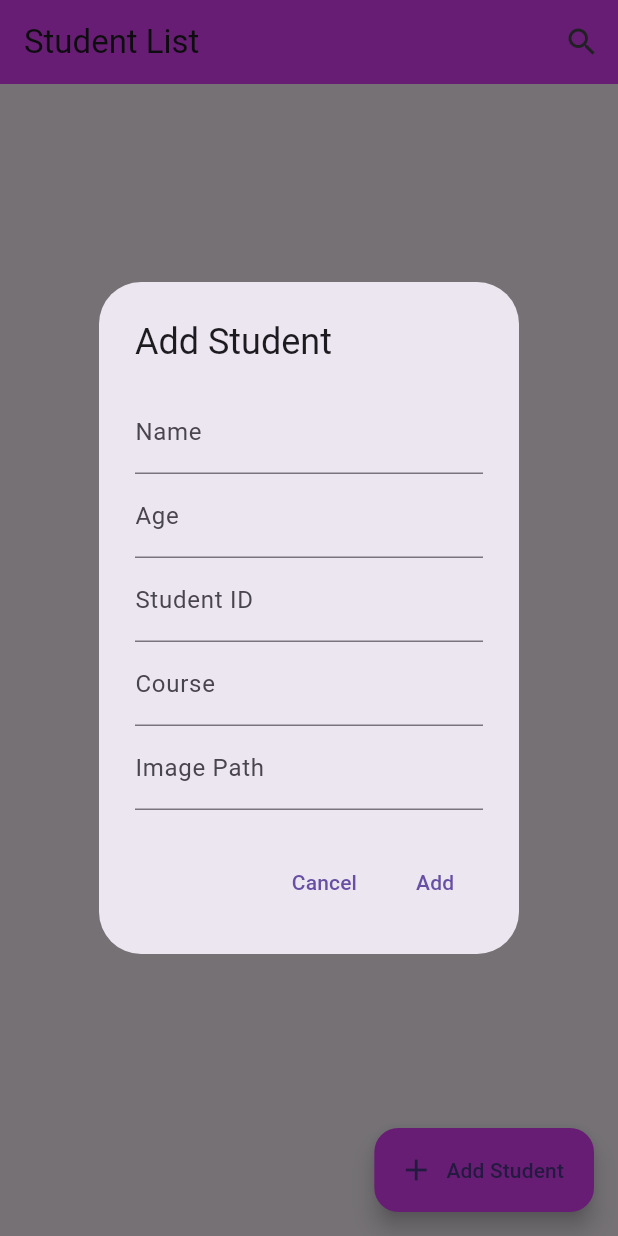
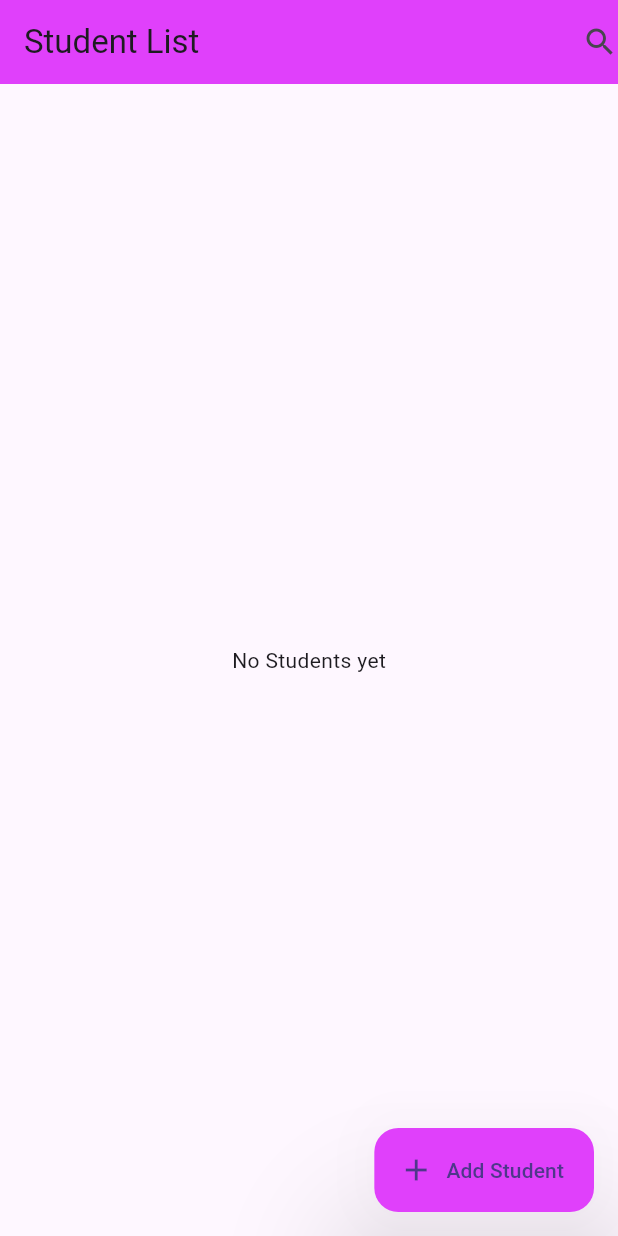
Before and after one commit to Navendu-cyber/student-management-getx, a Flutter app: the screen it shows after launch, after a tap on "Add Student", on a phone screen of 412 x 824 dp. Run offline on Flutter 3.47's test engine with Material 3 defaults, Android fonts, the phone set to English and light mode, and no system bars; our stand-ins replace get, hive, hive_flutter, image_picker, permission_handler; accounts and stored records are empty.

Commit message:
before actions_dialog

```diff
--- a/lib/screens/homescreen.dart
+++ b/lib/screens/homescreen.dart
@@ -1,109 +1,37 @@
 import 'package:flutter/material.dart';
 import 'package:get/get.dart';
+import 'package:get/get_state_manager/get_state_manager.dart';
 import 'package:test/controllers/student_controller.dart';
 import 'package:test/modules/custom_widgets/list_card.dart';
 
 class Homescreen extends StatelessWidget {
-  const Homescreen({super.key});
+  final StudentController studentController = Get.find<StudentController>();
+  Homescreen({super.key});
 
   @override
   Widget build(BuildContext context) {
-    final StudentController studentController =
-        Get.find<StudentController>(); // Use injected controller
-
     return Scaffold(
       appBar: AppBar(
-        title: const Text('Student List'),
-        actions: [
-          IconButton(
-            icon: const Icon(Icons.search),
-            onPressed: () => Get.snackbar('Info', 'Search not implemented yet'),
-          ),
-        ],
+        title: Text('Student List '),
+        actions: [Icon(Icons.search)],
         backgroundColor: Colors.purpleAccent,
       ),
-      body: Obx(
-        () => studentController.students.isEmpty
-            ? const Center(child: Text('No students found'))
+
+      body: Obx(() {
+        return studentController.students.isEmpty
+            ? Center(child: Text('No Students yet'))
             : ListView.builder(
                 itemCount: studentController.students.length,
                 itemBuilder: (context, index) {
-                  return ListCard(
-                    studentDetail: studentController.students[index],
-                  );
+                 return ListCard(studentDetail: studentController.students[index]);
                 },
-              ),
-      ),
+              );
+      }),
       floatingActionButton: FloatingActionButton.extended(
-        onPressed: () => showAddStudentDialog(context, studentController),
-        label: const Text('Add Student'),
-        icon: const Icon(Icons.add),
-      ),
-    );
-  }
-
-  void showAddStudentDialog(
-    BuildContext context,
-    StudentController controller,
-  ) {
-    final nameController = TextEditingController();
-    final ageController = TextEditingController();
-    final idController = TextEditingController();
-    final courseController = TextEditingController();
-    final imagePathController = TextEditingController();
-
-    Get.dialog(
-      AlertDialog(
-        title: const Text('Add Student'),
-        content: Column(
-          mainAxisSize: MainAxisSize.min,
-          children: [
-            TextField(
-              controller: nameController,
-              decoration: const InputDecoration(labelText: 'Name'),
-            ),
-            TextField(
-              controller: ageController,
-              decoration: const InputDecoration(labelText: 'Age'),
-              keyboardType: TextInputType.number,
-            ),
-            TextField(
-              controller: idController,
-              decoration: const InputDecoration(labelText: 'Student ID'),
-              keyboardType: TextInputType.number,
-            ),
-            TextField(
-              controller: courseController,
-              decoration: const InputDecoration(labelText: 'Course'),
-            ),
-            TextField(
-              controller: imagePathController,
-              decoration: const InputDecoration(labelText: 'Image Path'),
-            ),
-          ],
-        ),
-        actions: [
-          TextButton(onPressed: () => Get.back(), child: const Text('Cancel')),
-          TextButton(
-            onPressed: () {
-              try {
-                final age = int.parse(ageController.text);
-                final id = int.parse(idController.text);
-                controller.addStudent(
-                  nameController.text,
-                  age,
-                  id,
-                  courseController.text,
-                  imagePathController.text,
-                );
-                Get.back();
-              } catch (e) {
-                Get.snackbar('Error', 'Invalid input: $e');
-              }
-            },
-            child: const Text('Add'),
-          ),
-        ],
+        onPressed: () {},
+        label: Text('Add Student'),
+        icon: Icon(Icons.add),
+        elevation: 40.0,
       ),
     );
   }
--- a/pubspec.yaml
+++ b/pubspec.yaml
@@ -41,6 +41,8 @@ dependencies:
   build_runner: ^2.4.13
   hive_flutter: ^1.1.0
   analyzer: ^6.4.1
+  image_picker: ^1.2.0
+  permission_handler: ^12.0.1
 
 dev_dependencies:
   flutter_test:
```
Also changed, not shown: lib/modules/custom_widgets/show_dialog.dart (added, +85 -0 lines), lib/modules/custom_widgets/validation_class.dart (added, +49 -0 lines), assets/download.jpeg (renamed from assets/error.jpeg), pubspec.lock, 6 other files.
